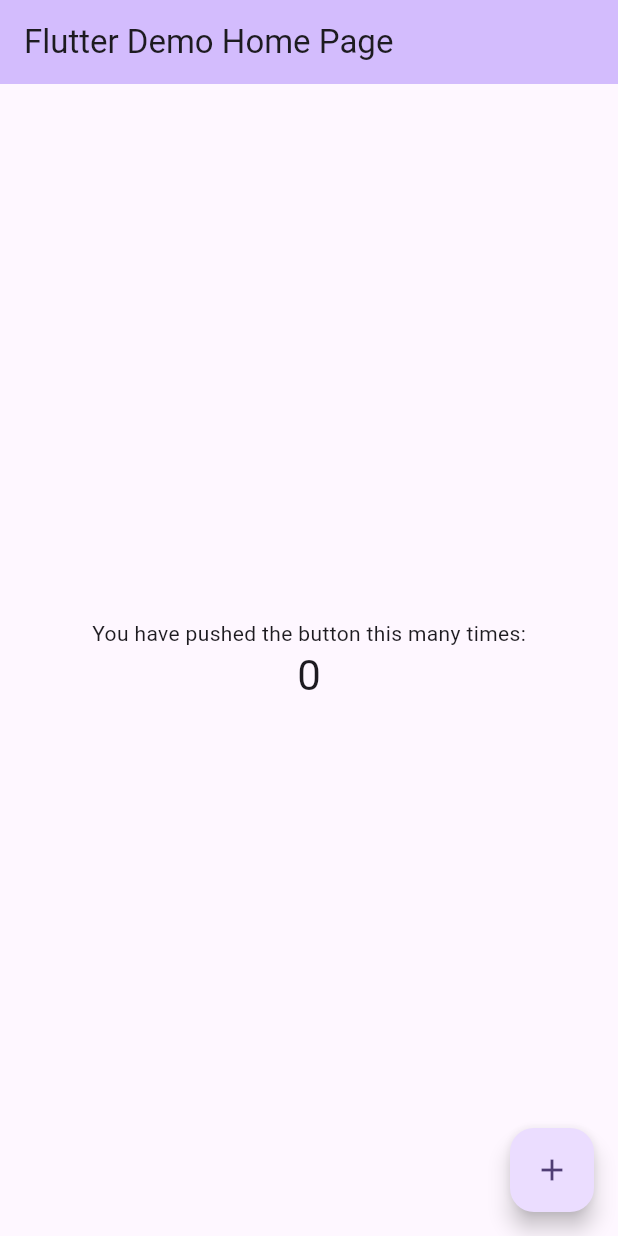
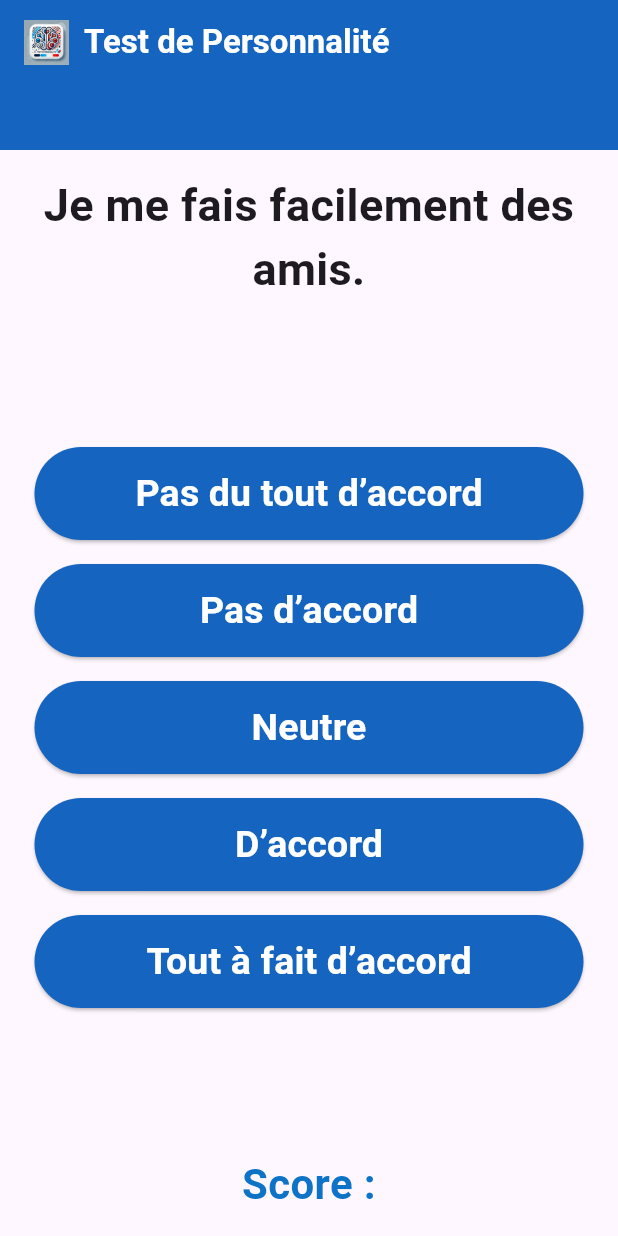
Before and after one commit to mike2377/test_personnalite, a Flutter app: the screen it shows after launch, on a phone screen of 412 x 824 dp. Run offline on Flutter 3.47's test engine with Material 3 defaults, Android fonts, the phone set to English and light mode, and no system bars.

Commit message:
ajout des question et interface pour choisir les question avec les fichiers et dossiers creer

```diff
--- a/lib/main.dart
+++ b/lib/main.dart
@@ -1,4 +1,5 @@
 import 'package:flutter/material.dart';
+import 'package:test_personnalite/screens/question_screen.dart';
 
 void main() {
   runApp(const MyApp());
@@ -7,119 +8,10 @@
 class MyApp extends StatelessWidget {
   const MyApp({super.key});
 
-  // This widget is the root of your application.
   @override
   Widget build(BuildContext context) {
-    return MaterialApp(
-      title: 'Flutter Demo',
-      theme: ThemeData(
-        // This is the theme of your application.
-        //
-        // TRY THIS: Try running your application with "flutter run". You'll see
-        // the application has a purple toolbar. Then, without quitting the app,
-        // try changing the seedColor in the colorScheme below to Colors.green
-        // and then invoke "hot reload" (save your changes or press the "hot
-        // reload" button in a Flutter-supported IDE, or press "r" if you used
-        // the command line to start the app).
-        //
-        // Notice that the counter didn't reset back to zero; the application
-        // state is not lost during the reload. To reset the state, use hot
-        // restart instead.
-        //
-        // This works for code too, not just values: Most code changes can be
-        // tested with just a hot reload.
-        colorScheme: ColorScheme.fromSeed(seedColor: Colors.deepPurple),
-        useMaterial3: true,
-      ),
-      home: const MyHomePage(title: 'Flutter Demo Home Page'),
+    return const MaterialApp(
+      home: QuestionScreen(),
     );
   }
 }
-
-class MyHomePage extends StatefulWidget {
-  const MyHomePage({super.key, required this.title});
-
-  // This widget is the home page of your application. It is stateful, meaning
-  // that it has a State object (defined below) that contains fields that affect
-  // how it looks.
-
-  // This class is the configuration for the state. It holds the values (in this
-  // case the title) provided by the parent (in this case the App widget) and
-  // used by the build method of the State. Fields in a Widget subclass are
-  // always marked "final".
-
-  final String title;
-
-  @override
-  State<MyHomePage> createState() => _MyHomePageState();
-}
-
-class _MyHomePageState extends State<MyHomePage> {
-  int _counter = 0;
-
-  void _incrementCounter() {
-    setState(() {
-      // This call to setState tells the Flutter framework that something has
-      // changed in this State, which causes it to rerun the build method below
-      // so that the display can reflect the updated values. If we changed
-      // _counter without calling setState(), then the build method would not be
-      // called again, and so nothing would appear to happen.
-      _counter++;
-    });
-  }
-
-  @override
-  Widget build(BuildContext context) {
-    // This method is rerun every time setState is called, for instance as done
-    // by the _incrementCounter method above.
-    //
-    // The Flutter framework has been optimized to make rerunning build methods
-    // fast, so that you can just rebuild anything that needs updating rather
-    // than having to individually change instances of widgets.
-    return Scaffold(
-      appBar: AppBar(
-        // TRY THIS: Try changing the color here to a specific color (to
-        // Colors.amber, perhaps?) and trigger a hot reload to see the AppBar
-        // change color while the other colors stay the same.
-        backgroundColor: Theme.of(context).colorScheme.inversePrimary,
-        // Here we take the value from the MyHomePage object that was created by
-        // the App.build method, and use it to set our appbar title.
-        title: Text(widget.title),
-      ),
-      body: Center(
-        // Center is a layout widget. It takes a single child and positions it
-        // in the middle of the parent.
-        child: Column(
-          // Column is also a layout widget. It takes a list of children and
-          // arranges them vertically. By default, it sizes itself to fit its
-          // children horizontally, and tries to be as tall as its parent.
-          //
-          // Column has various properties to control how it sizes itself and
-          // how it positions its children. Here we use mainAxisAlignment to
-          // center the children vertically; the main axis here is the vertical
-          // axis because Columns are vertical (the cross axis would be
-          // horizontal).
-          //
-          // TRY THIS: Invoke "debug painting" (choose the "Toggle Debug Paint"
-          // action in the IDE, or press "p" in the console), to see the
-          // wireframe for each widget.
-          mainAxisAlignment: MainAxisAlignment.center,
-          children: <Widget>[
-            const Text(
-              'You have pushed the button this many times:',
-            ),
-            Text(
-              '$_counter',
-              style: Theme.of(context).textTheme.headlineMedium,
-            ),
-          ],
-        ),
-      ),
-      floatingActionButton: FloatingActionButton(
-        onPressed: _incrementCounter,
-        tooltip: 'Increment',
-        child: const Icon(Icons.add),
-      ), // This trailing comma makes auto-formatting nicer for build methods.
-    );
-  }
-}
--- /dev/null
+++ b/lib/models/question.dart
@@ -0,0 +1,15 @@
+class Question {
+  final String text;
+  final List<String> options;
+  late int selectOption;
+
+  Question(
+    {
+      required this.text,
+      required this.options,
+      this.selectOption = -1,
+    }
+  );
+
+
+}
--- /dev/null
+++ b/lib/screens/question_screen.dart
@@ -0,0 +1,142 @@
+import 'package:flutter/material.dart';
+import 'package:test_personnalite/models/question.dart';
+import 'package:test_personnalite/services/serveur_question.dart';
+
+class QuestionScreen extends StatefulWidget {
+  const QuestionScreen({super.key});
+
+  @override
+  State<QuestionScreen> createState() => _QuestionScreenState();
+}
+
+class _QuestionScreenState extends State<QuestionScreen> {
+  final ServeurQuestion serveurQuestion = ServeurQuestion();
+  late Question currentquestions;
+  int score = 0;
+  int? selectedOptionIndex;
+  bool? isCorrect;
+
+  void verifierReponse(int reponseUtilisateur) {
+    setState(() {
+      if (serveurQuestion.testTerminer()) {
+        showDialog(
+            context: context,
+            builder: (BuildContext context) {
+              return AlertDialog(
+                title: const Text('Quiz terminé'),
+                content: Text('Votre score : $score'),
+                actions: [
+                  TextButton(
+                    onPressed: () {
+                      Navigator.of(context).pop();
+                      setState(() {
+                        score = 0;
+                        serveurQuestion.reinitialiser();
+                        selectedOptionIndex =
+                            null; // Réinitialiser l'option sélectionnée
+                        isCorrect = null;
+                      });
+                    },
+                    child: const Text("Recommencer le Quiz"),
+                  )
+                ],
+              );
+            });
+      } else {
+        if (reponseUtilisateur == serveurQuestion.getSelectOption()) {
+          score++;
+          isCorrect = true;
+        } else {
+          isCorrect = false;
+        }
+        selectedOptionIndex = reponseUtilisateur;
+        serveurQuestion.nextQuestion();
+      }
+    });
+  }
+
+  @override
+  Widget build(BuildContext context) {
+    return Scaffold(
+      appBar: PreferredSize(
+        preferredSize: Size.fromHeight(100.0), // Augmentez la hauteur ici
+        child: AppBar(
+          title: Row(
+            children: [
+              Image.asset('lib/assets/images/icon.png', height: 30,), // Ajoutez votre icône ici
+              const SizedBox(width: 10), // Espace entre l'icône et le titre
+              const Text(
+                "Test de Personnalité",
+                style: TextStyle(
+                  fontWeight: FontWeight.bold,
+                  color: Colors.white,
+                ),
+              ),
+            ],
+          ),
+          centerTitle: true,
+          backgroundColor: Colors.blue[800],
+        ),
+      ),
+      body: Padding(
+        padding: const EdgeInsets.all(15.0),
+        child: Column(
+          crossAxisAlignment: CrossAxisAlignment.stretch,
+          children: [
+            Text(
+                "${serveurQuestion.getText()}",
+                textAlign: TextAlign.center,
+                style: const TextStyle(
+                    fontSize: 30.0, fontWeight: FontWeight.bold),
+              ),
+
+            const Spacer(),
+
+            Column(
+                  mainAxisAlignment: MainAxisAlignment.center,
+                  children: serveurQuestion
+                      .getOptions()
+                      .asMap()
+                      .entries
+                      .map((entry) => Padding(
+                            padding: const EdgeInsets.all(8.0),
+                            child: ElevatedButton(
+                              style: ElevatedButton.styleFrom(
+                                padding:
+                                    const EdgeInsets.symmetric(vertical: 13.0),
+                                minimumSize: const Size(double.infinity, 50.0),
+                                backgroundColor: Colors.blue[800],
+                              ),
+                              child: Text(
+                                entry.value,
+                                style: const TextStyle(
+                                    fontSize: 25.0,
+                                    color: Colors.white,
+                                    fontWeight: FontWeight.bold),
+                              ),
+                              onPressed: () {
+                                verifierReponse(entry.key);
+                              },
+                            ),
+                          ))
+                      .toList()),
+            const Spacer(),
+            const Text(
+                "Score : ",
+                textAlign: TextAlign.center,
+                maxLines: 1,
+                overflow: TextOverflow.ellipsis,
+                softWrap: true,
+                style: TextStyle(
+                  fontSize: 28.0,
+                  color: Color.fromARGB(255, 12, 115, 199),
+                  fontWeight: FontWeight.bold
+                ),
+              ),
+
+          ],
+        ),
+      ),
+    );
+  }
+}
--- /dev/null
+++ b/lib/services/serveur_question.dart
@@ -0,0 +1,180 @@
+import 'package:test_personnalite/models/question.dart';
+
+class ServeurQuestion {
+  int _indexQuestion = 0;
+  List<Question> questions = [
+
+    Question(
+      text: "Je me fais facilement des amis.",
+      options: [
+        "Pas du tout d’accord",
+        "Pas d’accord",
+        "Neutre",
+        "D’accord",
+        "Tout à fait d’accord"
+      ]
+    ),
+
+    Question(
+      text: "J’ai beaucoup d’imagination.",
+      options: [
+        "Pas du tout d’accord",
+        "Pas d’accord",
+        "Neutre",
+        "D’accord",
+        "Tout à fait d’accord"
+      ]
+    ),
+
+    Question(
+      text: "Je fais confiance aux autres.",
+      options: [
+        "Pas du tout d’accord",
+        "Pas d’accord",
+        "Neutre",
+        "D’accord",
+        "Tout à fait d’accord"
+      ]
+    ),
+
+    Question(
+      text: "J’accomplis les tâches avec succès.",
+      options: [
+        "Pas du tout d’accord",
+        "Pas d’accord",
+        "Neutre",
+        "D’accord",
+        "Tout à fait d’accord"
+      ]
+    ),
+
+    Question(
+      text: "Je me fâche facilement.",
+      options: [
+        "Pas du tout d’accord",
+        "Pas d’accord",
+        "Neutre",
+        "D’accord",
+        "Tout à fait d’accord"
+      ]
+    ),
+
+    Question(
+      text: "J’apprécie beaucoup les grandes réceptions et réunions.",
+      options: [
+        "Pas du tout d’accord",
+        "Pas d’accord",
+        "Neutre",
+        "D’accord",
+        "Tout à fait d’accord"
+      ]
+    ),
+
+    Question(
+      text: "Je trompe parfois les autres pour faire les choses comme je l'entends.",
+      options: [
+        "Pas du tout d’accord",
+        "Pas d’accord",
+        "Neutre",
+        "D’accord",
+        "Tout à fait d’accord"
+      ]
+    ),
+
+    Question(
+      text: "Je n’aime pas le désordre. J’aime ranger.",
+      options: [
+        "Pas du tout d’accord",
+        "Pas d’accord",
+        "Neutre",
+        "D’accord",
+        "Tout à fait d’accord"
+      ]
+    ),
+
+    Question(
+      text: "J’éprouve des émotions profondes et variées.",
+      options: [
+        "Pas du tout d’accord",
+        "Pas d’accord",
+        "Neutre",
+        "D’accord",
+        "Tout à fait d’accord"
+      ]
+    ),
+
+    Question(
+      text: "J’adore aider les autres.",
+      options: [
+        "Pas du tout d’accord",
+        "Pas d’accord",
+        "Neutre",
+        "D’accord",
+        "Tout à fait d’accord"
+      ]
+    ),
+
+    Question(
+      text: "Je tiens toujours mes promesses.",
+      options: [
+        "Pas du tout d’accord",
+        "Pas d’accord",
+        "Neutre",
+        "D’accord",
+        "Tout à fait d’accord"
+      ]
+    ),
+
+    Question(
+      text: "Je préfère la diversité à la routine.",
+      options: [
+        "Pas du tout d’accord",
+        "Pas d’accord",
+        "Neutre",
+        "D’accord",
+        "Tout à fait d’accord"
+      ]
+    ),
+
+  ];
+
+
+  String getText() {
+    if (_indexQuestion < questions.length) {
+      return questions[_indexQuestion].text;
+    }
+    throw Exception("Index hors limites.");
+  }
+
+
+  List<String> getOptions(){
+    return questions[_indexQuestion].options;
+  }
+
+  int getSelectOption(){
+    return questions[_indexQuestion].selectOption;
+  }
+
+
+  void nextQuestion() {
+    if (_indexQuestion < (questions.length - 1)) {
+      _indexQuestion++;
+    }
+  }
+
+
+  bool testTerminer(){
+    return _indexQuestion >= (questions.length - 1);
+  }
+
+  void setSelectOption(int index){
+    questions[_indexQuestion].selectOption = index;
+  }
+
+  void reinitialiser(){
+    _indexQuestion = 0 ;
+  }
+
+
+
+}
--- a/pubspec.yaml
+++ b/pubspec.yaml
@@ -88,3 +88,5 @@ flutter:
   #
   # For details regarding fonts from package dependencies,
   # see https://flutter.dev/to/font-from-package
+  assets:
+    - lib/assets/images/icon.png
```
Also changed, not shown: lib/models/trait.dart (added, +10 -0 lines), lib/services/resultat_service.dart (added, +81 -0 lines), lib/services/trait_pers.dart (added, +43 -0 lines), lib/assets/images/icon.png (added), lib/screens/home_screen.dart (added), lib/screens/result_screen.dart (added), 1 other file.
